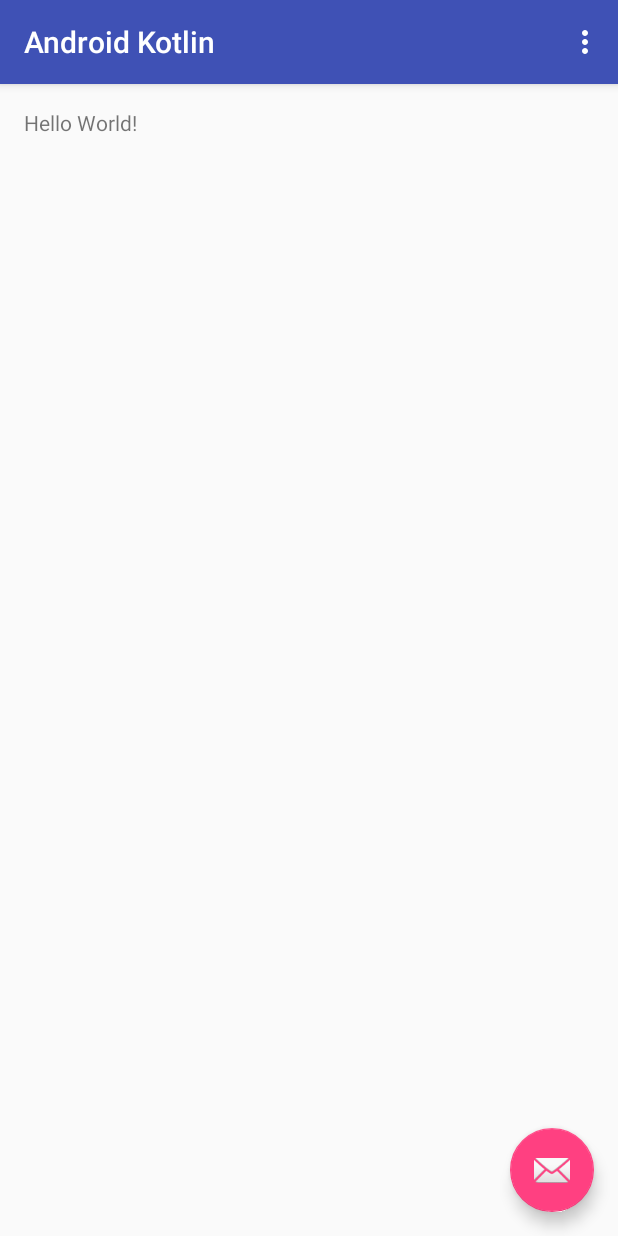
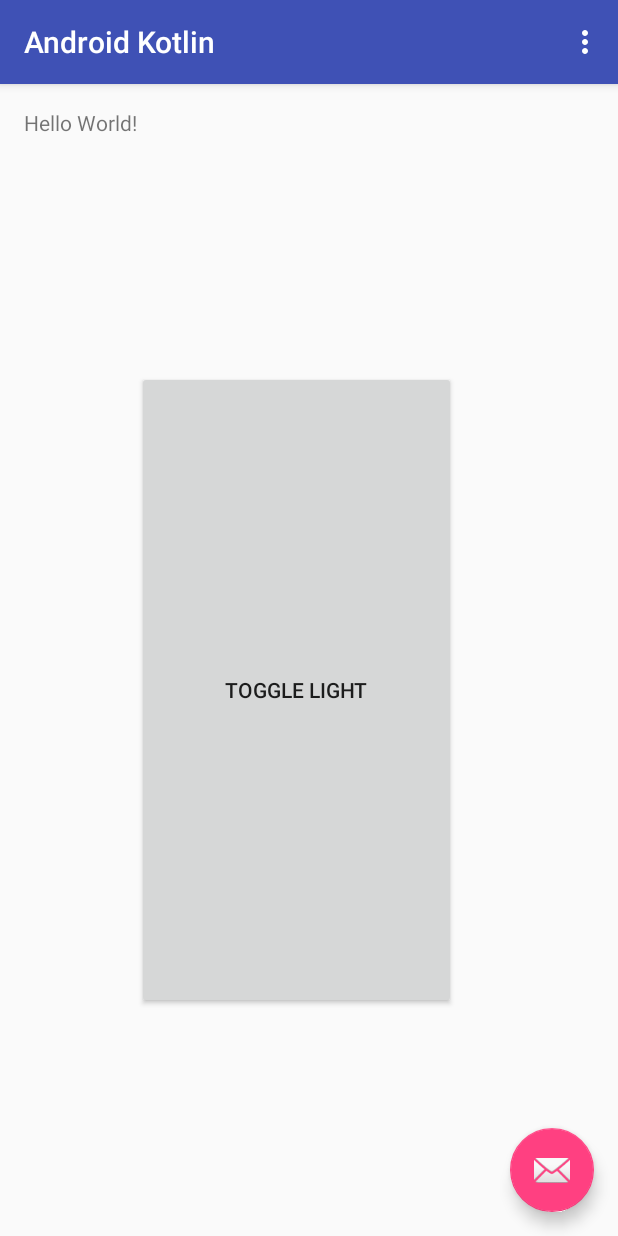
Before and after one commit to rkoeninger/AndroidKotlin, an Android app: the screen it shows after launch (MainActivity), on a phone screen of 412 x 824 dp. Run offline under Robolectric (Android 15) with nearby library versions, the phone set to English and light mode, and no system bars.

Commit message:
Added some camera light control code

```diff
--- a/app/src/main/AndroidManifest.xml
+++ b/app/src/main/AndroidManifest.xml
@@ -1,7 +1,9 @@
 <?xml version="1.0" encoding="utf-8"?>
 <manifest xmlns:android="http://schemas.android.com/apk/res/android"
     package="com.example.bort.androidkotlin">
-
+    <uses-permission android:name="android.permission.CAMERA" />
+    <uses-feature android:name="android.hardware.camera" />
+    <uses-feature android:name="android.hardware.camera.autofocus" />
     <application
         android:allowBackup="true"
         android:icon="@mipmap/ic_launcher"
--- a/app/src/main/res/layout/content_main.xml
+++ b/app/src/main/res/layout/content_main.xml
@@ -16,5 +16,22 @@
     <TextView
         android:layout_width="wrap_content"
         android:layout_height="wrap_content"
-        android:text="Hello World!" />
+        android:text="Hello World!"
+        android:id="@+id/textView" />
+
+    <Button
+        android:layout_width="wrap_content"
+        android:layout_height="wrap_content"
+        android:id="@+id/toggleButton"
+        android:onClick="onLightToggle"
+        android:text="Toggle Light"
+        android:layout_alignParentBottom="true"
+        android:layout_toRightOf="@+id/textView"
+        android:layout_marginBottom="135dp"
+        android:layout_below="@+id/textView"
+        android:layout_alignParentRight="true"
+        android:layout_alignParentEnd="true"
+        android:layout_marginRight="92dp"
+        android:layout_marginEnd="92dp"
+        android:layout_marginTop="156dp" />
 </RelativeLayout>
--- a/app/src/main/res/values/strings.xml
+++ b/app/src/main/res/values/strings.xml
@@ -1,4 +1,5 @@
 <resources>
     <string name="app_name">Android Kotlin</string>
     <string name="action_settings">Settings</string>
+    <string name="toggle_light">Toggle Light</string>
 </resources>
--- a/build.gradle
+++ b/build.gradle
@@ -6,7 +6,7 @@ buildscript {
         jcenter()
     }
     dependencies {
-        classpath 'com.android.tools.build:gradle:2.2.2'
+        classpath 'com.android.tools.build:gradle:2.2.3'
         classpath "org.jetbrains.kotlin:kotlin-gradle-plugin:$kotlin_version"
 
         // NOTE: Do not place your application dependencies here; they belong
```
Also changed, not shown: app/src/main/java/com/example/bort/androidkotlin/MainActivity.kt (+41 -0 lines).
